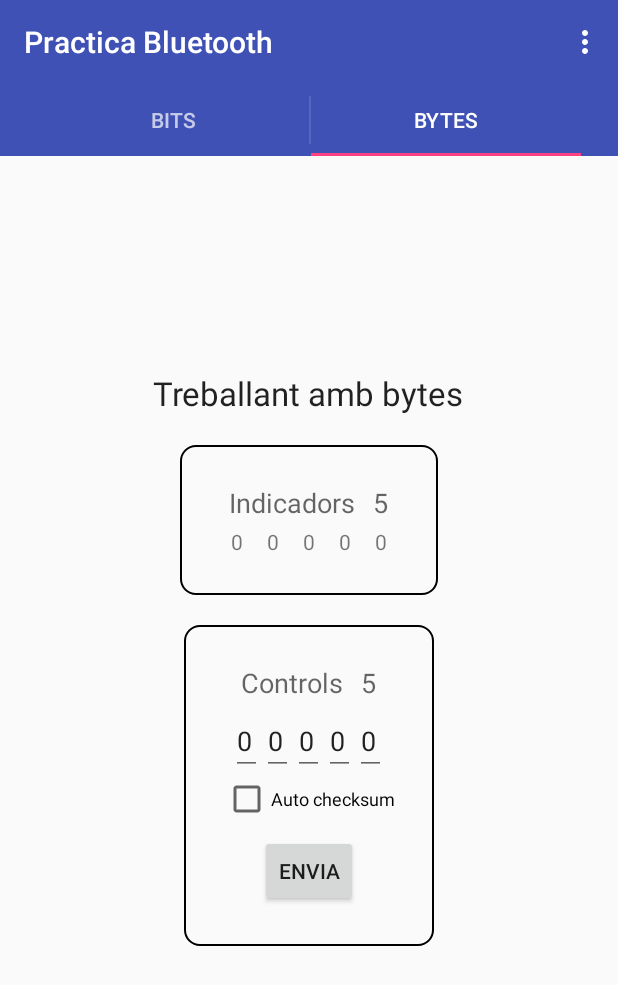
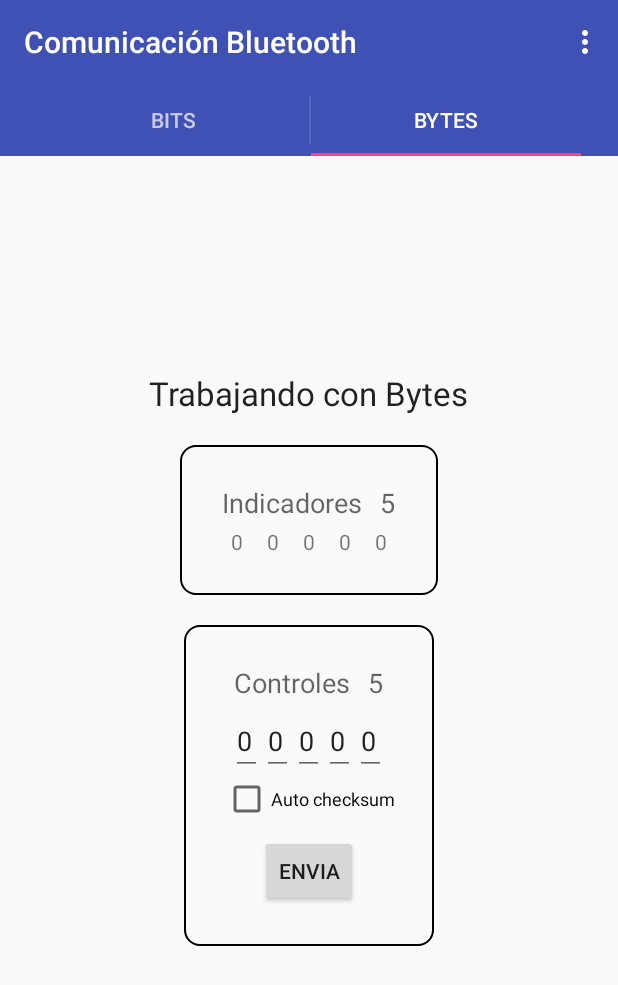
Before and after one commit to tortinez/bluetooth-workshop, an Android app: the screen it shows after launch (MainActivity), tab 2 chosen, on a phone screen of 412 x 824 dp. Shown: the top 985 px of the screen. Run offline under Robolectric (Android 15) with nearby library versions, the phone set to English and light mode, and no system bars.

Commit message:
move strings fields to values/strings.xml

```diff
--- a/android-bluetooth-app/app/src/main/java/edu/upc/mcia/androidpracticabluetooth/fragment/BytesFragment.java
+++ b/android-bluetooth-app/app/src/main/java/edu/upc/mcia/androidpracticabluetooth/fragment/BytesFragment.java
@@ -58,7 +58,7 @@ public class BytesFragment extends Fragment {
 
         // Build indicators
         indicators = view.findViewById(R.id.linearBytesDisplay);
-        lengthIndicatorsText = view.findViewById(R.id.indicatorsLenthText);
+        lengthIndicatorsText = view.findViewById(R.id.indicatorsLengthText);
         lengthIndicatorsText.setOnClickListener(new View.OnClickListener() {
             @Override
             public void onClick(View view) {
@@ -69,7 +69,7 @@ public class BytesFragment extends Fragment {
 
         // Build controls
         controls = view.findViewById(R.id.linearBytesControl);
-        lengthControlsText = view.findViewById(R.id.controlsLenthText);
+        lengthControlsText = view.findViewById(R.id.controlsLengthText);
         lengthControlsText.setOnClickListener(new View.OnClickListener() {
             @Override
             public void onClick(View view) {
@@ -140,7 +140,7 @@ public class BytesFragment extends Fragment {
             choices[i - BytesCommand.MIN_LENGTH] = Integer.toString(i);
         }
         AlertDialog.Builder builder = new AlertDialog.Builder(getActivity());
-        builder.setTitle("Tria el numero de bytes").setItems(choices, new DialogInterface.OnClickListener() {
+        builder.setTitle(R.string.bytes_dialogTitle).setItems(choices, new DialogInterface.OnClickListener() {
             public void onClick(DialogInterface dialog, int which) {
                 lengthIndicators = which + BytesCommand.MIN_LENGTH;
                 buildIndicators();
@@ -156,7 +156,7 @@ public class BytesFragment extends Fragment {
             choices[i - BytesCommand.MIN_LENGTH] = Integer.toString(i);
         }
         AlertDialog.Builder builder = new AlertDialog.Builder(getActivity());
-        builder.setTitle("Tria el numero de bytes").setItems(choices, new DialogInterface.OnClickListener() {
+        builder.setTitle(R.string.bytes_dialogTitle).setItems(choices, new DialogInterface.OnClickListener() {
             public void onClick(DialogInterface dialog, int which) {
                 lengthControls = which + BytesCommand.MIN_LENGTH;
                 buildControls();
--- a/android-bluetooth-app/app/src/main/res/layout/fragment_bytes.xml
+++ b/android-bluetooth-app/app/src/main/res/layout/fragment_bytes.xml
@@ -13,7 +13,7 @@
         android:layout_above="@+id/linearBytesContainer"
         android:layout_centerHorizontal="true"
         android:layout_marginBottom="20dp"
-        android:text="Treballant amb bytes"
+        android:text="@string/bytes_title"
         android:textAppearance="?android:attr/textAppearanceLarge"/>
 
     <LinearLayout
@@ -40,11 +40,11 @@
                 <TextView
                     android:layout_width="wrap_content"
                     android:layout_height="wrap_content"
-                    android:text="Indicadors"
+                    android:text="@string/all_indicators"
                     android:textAppearance="?android:attr/textAppearanceMedium"/>
 
                 <TextView
-                    android:id="@+id/indicatorsLenthText"
+                    android:id="@+id/indicatorsLengthText"
                     android:layout_width="wrap_content"
                     android:layout_height="wrap_content"
                     android:layout_marginLeft="12dp"
@@ -79,11 +79,11 @@
                 <TextView
                     android:layout_width="wrap_content"
                     android:layout_height="wrap_content"
-                    android:text="Controls"
+                    android:text="@string/all_controls"
                     android:textAppearance="?android:attr/textAppearanceMedium"/>
 
                 <TextView
-                    android:id="@+id/controlsLenthText"
+                    android:id="@+id/controlsLengthText"
                     android:layout_width="wrap_content"
                     android:layout_height="wrap_content"
                     android:layout_marginLeft="12dp"
@@ -104,7 +104,7 @@
                 android:layout_width="wrap_content"
                 android:layout_height="wrap_content"
                 android:layout_margin="0dp"
-                android:text="Auto checksum"
+                android:text="@string/bytes_autochecksum"
                 android:textSize="12sp"/>
 
             <Button
@@ -114,7 +114,7 @@
                 android:layout_height="wrap_content"
                 android:layout_gravity="center_horizontal"
                 android:layout_marginTop="8dp"
-                android:text="Envia"/>
+                android:text="@string/all_send"/>
         </LinearLayout>
     </LinearLayout>
 
--- a/android-bluetooth-app/app/src/main/res/values/strings.xml
+++ b/android-bluetooth-app/app/src/main/res/values/strings.xml
@@ -1,5 +1,22 @@
 <?xml version="1.0" encoding="utf-8"?>
 <resources>
-    <string name="app_name">Practica Bluetooth</string>
-    <string name="action_settings">Settings</string>
+    <string name="app_name">Comunicación Bluetooth</string>
+    <string name="action_settings">Ajustes</string>
+
+    <string name="bits_title">Trabajando con Bits</string>
+    <string name="all_indicators">Indicadores</string>
+    <string name="all_controls">Controles</string>
+    <string name="all_send">Envia</string>
+    <string name="bytes_title">Trabajando con Bytes</string>
+    <string name="bytes_autochecksum">Auto checksum</string>
+    <string name="bytes_dialogTitle">Escoge el número de bytes:</string>
+
+    <string name="main_enableBluetooth">¡La App no funciona sin Bluetooth!</string>
+    <string name="main_noBluetooth">¡Este dispositivo no tiene Bluetooth!</string>
+    <string name="main_bluetoothSearch">Buscando módulo Bluetooth...</string>
+    <string name="main_bluetoothPair">¡Es necesario emparejar el dispositivo Android con el módulo Bluetooth!</string>
+    <string name="main_connecting">Conectando...</string>
+    <string name="main_intent">Intento</string>
+    <string name="main_connected">¡Bluetooth connectado!</string>
+    <string name="main_sendError">Error enviando comanda:</string>
 </resources>
```
Also changed, not shown: android-bluetooth-app/app/src/main/java/edu/upc/mcia/androidpracticabluetooth/MainActivity.java (+12 -12 lines), android-bluetooth-app/app/src/main/res/layout/fragment_bits.xml (+4 -4 lines).
